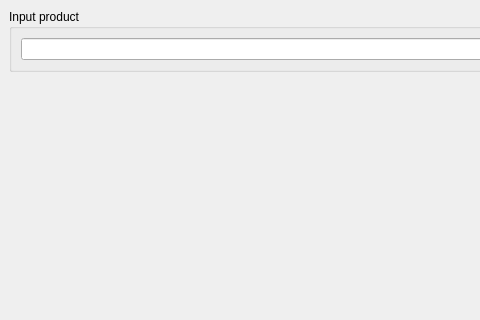
Above: gui.ui from draapho/chemistwarehouse-spider before the change; both pictures show x 0 to 480 and y 0 to 320 of the 800 by 600 pixel window. Below: the same form after it.
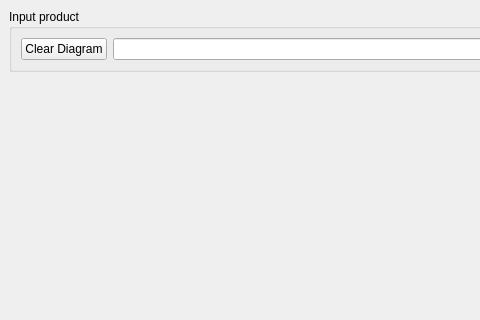
That is the form after the change.

```diff
--- a/gui.ui
+++ b/gui.ui
@@ -27,6 +27,13 @@
        <string>Input product</string>
       </property>
       <layout class="QHBoxLayout" name="horizontalLayout">
+       <item>
+        <widget class="QPushButton" name="pushButtonClear">
+         <property name="text">
+          <string>Clear Diagram</string>
+         </property>
+        </widget>
+       </item>
        <item>
         <widget class="QComboBox" name="comboBoxProduct">
          <property name="sizePolicy">
```
